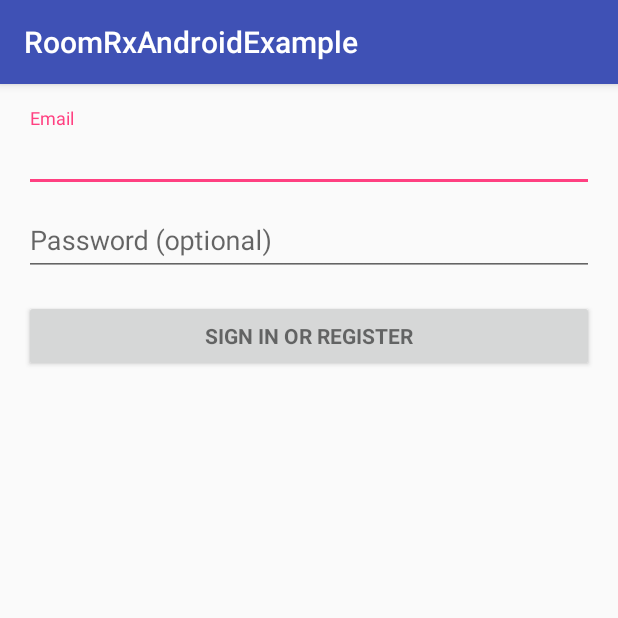
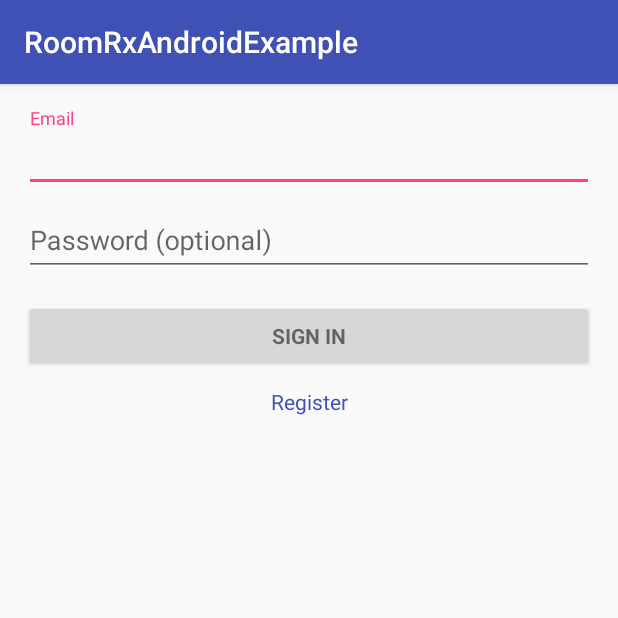
Before and after one commit to BambangHeriSetiawan/RoomRxAndroidExample, an Android app: the screen it shows after launch (LoginActivity before the commit, AuthActivity after it), on a phone screen of 412 x 824 dp, the top half of it. Run offline under Robolectric (Android 15) with nearby library versions, the phone set to English and light mode, and no system bars; our stand-ins replace ButterKnife.

Commit message:
modifie layout

```diff
--- a/app/build.gradle
+++ b/app/build.gradle
@@ -84,4 +84,8 @@ dependencies {
     androidTestCompile "com.android.support:support-v4:$rootProject.supportLibraryVersion"
     androidTestCompile "com.android.support:appcompat-v7:$rootProject.supportLibraryVersion"
     androidTestCompile "com.android.support:design:$rootProject.supportLibraryVersion"
+
+    //Butterknife
+    compile "com.jakewharton:butterknife:$rootProject.butterknifeVer"
+    annotationProcessor "com.jakewharton:butterknife-compiler:$rootProject.butterknifeVer"
 }
--- a/app/src/main/AndroidManifest.xml
+++ b/app/src/main/AndroidManifest.xml
@@ -15,7 +15,7 @@
     android:theme="@style/AppTheme">
     <activity
       android:label="@string/app_name"
-      android:name=".LoginActivity"
+      android:name=".ui.AuthActivity"
       android:theme="@style/AppTheme">
       <intent-filter>
         <action android:name="android.intent.action.MAIN" />
--- a/app/src/main/java/com/anddevlab/roomrxandroidexample/LoginActivity.java
+++ /dev/null
@@ -1,349 +0,0 @@
-package com.anddevlab.roomrxandroidexample;
-
-import android.animation.Animator;
-import android.animation.AnimatorListenerAdapter;
-import android.annotation.TargetApi;
-import android.content.pm.PackageManager;
-import android.support.annotation.NonNull;
-import android.support.design.widget.Snackbar;
-import android.support.v7.app.AppCompatActivity;
-import android.app.LoaderManager.LoaderCallbacks;
-
-import android.content.CursorLoader;
-import android.content.Loader;
-import android.database.Cursor;
-import android.net.Uri;
-import android.os.AsyncTask;
-
-import android.os.Build;
-import android.os.Bundle;
-import android.provider.ContactsContract;
-import android.text.TextUtils;
-import android.view.KeyEvent;
-import android.view.View;
-import android.view.View.OnClickListener;
-import android.view.inputmethod.EditorInfo;
-import android.widget.ArrayAdapter;
-import android.widget.AutoCompleteTextView;
-import android.widget.Button;
-import android.widget.EditText;
-import android.widget.TextView;
-import java.util.ArrayList;
-import java.util.List;
-
-import static android.Manifest.permission.READ_CONTACTS;
-
-/**
- * A login screen that offers login via email/password.
- */
-public class LoginActivity extends AppCompatActivity implements LoaderCallbacks<Cursor> {
-
-  /**
-   * Id to identity READ_CONTACTS permission request.
-   */
-  private static final int REQUEST_READ_CONTACTS = 0;
-
-  /**
-   * A dummy authentication store containing known user names and passwords.
-   * TODO: remove after connecting to a real authentication system.
-   */
-  private static final String[] DUMMY_CREDENTIALS = new String[]{
-      "foo@example.com:hello", "bar@example.com:world"
-  };
-  /**
-   * Keep track of the login task to ensure we can cancel it if requested.
-   */
-  private UserLoginTask mAuthTask = null;
-
-  // UI references.
-  private AutoCompleteTextView mEmailView;
-  private EditText mPasswordView;
-  private View mProgressView;
-  private View mLoginFormView;
-
-  @Override
-  protected void onCreate(Bundle savedInstanceState) {
-    super.onCreate(savedInstanceState);
-    setContentView(R.layout.activity_login);
-    // Set up the login form.
-    mEmailView = (AutoCompleteTextView) findViewById(R.id.email);
-    populateAutoComplete();
-
-    mPasswordView = (EditText) findViewById(R.id.password);
-    mPasswordView.setOnEditorActionListener(new TextView.OnEditorActionListener() {
-      @Override
-      public boolean onEditorAction(TextView textView, int id, KeyEvent keyEvent) {
-        if (id == EditorInfo.IME_ACTION_DONE || id == EditorInfo.IME_NULL) {
-          attemptLogin();
-          return true;
-        }
-        return false;
-      }
-    });
-
-    Button mEmailSignInButton = (Button) findViewById(R.id.email_sign_in_button);
-    mEmailSignInButton.setOnClickListener(new OnClickListener() {
-      @Override
-      public void onClick(View view) {
-        attemptLogin();
-      }
-    });
-
-    mLoginFormView = findViewById(R.id.login_form);
-    mProgressView = findViewById(R.id.login_progress);
-  }
-
-  private void populateAutoComplete() {
-    if (!mayRequestContacts()) {
-      return;
-    }
-
-    getLoaderManager().initLoader(0, null, this);
-  }
-
-  private boolean mayRequestContacts() {
-    if (Build.VERSION.SDK_INT < Build.VERSION_CODES.M) {
-      return true;
-    }
-    if (checkSelfPermission(READ_CONTACTS) == PackageManager.PERMISSION_GRANTED) {
-      return true;
-    }
-    if (shouldShowRequestPermissionRationale(READ_CONTACTS)) {
-      Snackbar.make(mEmailView, R.string.permission_rationale, Snackbar.LENGTH_INDEFINITE)
-          .setAction(android.R.string.ok, new View.OnClickListener() {
-            @Override
-            @TargetApi(Build.VERSION_CODES.M)
-            public void onClick(View v) {
-              requestPermissions(new String[]{READ_CONTACTS}, REQUEST_READ_CONTACTS);
-            }
-          });
-    } else {
-      requestPermissions(new String[]{READ_CONTACTS}, REQUEST_READ_CONTACTS);
-    }
-    return false;
-  }
-
-  /**
-   * Callback received when a permissions request has been completed.
-   */
-  @Override
-  public void onRequestPermissionsResult(int requestCode, @NonNull String[] permissions,
-      @NonNull int[] grantResults) {
-    if (requestCode == REQUEST_READ_CONTACTS) {
-      if (grantResults.length == 1 && grantResults[0] == PackageManager.PERMISSION_GRANTED) {
-        populateAutoComplete();
-      }
-    }
-  }
-
-
-  /**
-   * Attempts to sign in or register the account specified by the login form.
-   * If there are form errors (invalid email, missing fields, etc.), the
-   * errors are presented and no actual login attempt is made.
-   */
-  private void attemptLogin() {
-    if (mAuthTask != null) {
-      return;
-    }
-
-    // Reset errors.
-    mEmailView.setError(null);
-    mPasswordView.setError(null);
-
-    // Store values at the time of the login attempt.
-    String email = mEmailView.getText().toString();
-    String password = mPasswordView.getText().toString();
-
-    boolean cancel = false;
-    View focusView = null;
-
-    // Check for a valid password, if the user entered one.
-    if (!TextUtils.isEmpty(password) && !isPasswordValid(password)) {
-      mPasswordView.setError(getString(R.string.error_invalid_password));
-      focusView = mPasswordView;
-      cancel = true;
-    }
-
-    // Check for a valid email address.
-    if (TextUtils.isEmpty(email)) {
-      mEmailView.setError(getString(R.string.error_field_required));
-      focusView = mEmailView;
-      cancel = true;
-    } else if (!isEmailValid(email)) {
-      mEmailView.setError(getString(R.string.error_invalid_email));
-      focusView = mEmailView;
-      cancel = true;
-    }
-
-    if (cancel) {
-      // There was an error; don't attempt login and focus the first
-      // form field with an error.
-      focusView.requestFocus();
-    } else {
-      // Show a progress spinner, and kick off a background task to
-      // perform the user login attempt.
-      showProgress(true);
-      mAuthTask = new UserLoginTask(email, password);
-      mAuthTask.execute((Void) null);
-    }
-  }
-
-  private boolean isEmailValid(String email) {
-    //TODO: Replace this with your own logic
-    return email.contains("@");
-  }
-
-  private boolean isPasswordValid(String password) {
-    //TODO: Replace this with your own logic
-    return password.length() > 4;
-  }
-
-  /**
-   * Shows the progress UI and hides the login form.
-   */
-  @TargetApi(Build.VERSION_CODES.HONEYCOMB_MR2)
-  private void showProgress(final boolean show) {
-    // On Honeycomb MR2 we have the ViewPropertyAnimator APIs, which allow
-    // for very easy animations. If available, use these APIs to fade-in
-    // the progress spinner.
-    if (Build.VERSION.SDK_INT >= Build.VERSION_CODES.HONEYCOMB_MR2) {
-      int shortAnimTime = getResources().getInteger(android.R.integer.config_shortAnimTime);
-
-      mLoginFormView.setVisibility(show ? View.GONE : View.VISIBLE);
-      mLoginFormView.animate().setDuration(shortAnimTime).alpha(
-          show ? 0 : 1).setListener(new AnimatorListenerAdapter() {
-        @Override
-        public void onAnimationEnd(Animator animation) {
-          mLoginFormView.setVisibility(show ? View.GONE : View.VISIBLE);
-        }
-      });
-
-      mProgressView.setVisibility(show ? View.VISIBLE : View.GONE);
-      mProgressView.animate().setDuration(shortAnimTime).alpha(
-          show ? 1 : 0).setListener(new AnimatorListenerAdapter() {
-        @Override
-        public void onAnimationEnd(Animator animation) {
-          mProgressView.setVisibility(show ? View.VISIBLE : View.GONE);
-        }
-      });
-    } else {
-      // The ViewPropertyAnimator APIs are not available, so simply show
-      // and hide the relevant UI components.
-      mProgressView.setVisibility(show ? View.VISIBLE : View.GONE);
-      mLoginFormView.setVisibility(show ? View.GONE : View.VISIBLE);
-    }
-  }
-
-  @Override
-  public Loader<Cursor> onCreateLoader(int i, Bundle bundle) {
-    return new CursorLoader(this,
-        // Retrieve data rows for the device user's 'profile' contact.
-        Uri.withAppendedPath(ContactsContract.Profile.CONTENT_URI,
-            ContactsContract.Contacts.Data.CONTENT_DIRECTORY), ProfileQuery.PROJECTION,
-
-        // Select only email addresses.
-        ContactsContract.Contacts.Data.MIMETYPE +
-            " = ?", new String[]{ContactsContract.CommonDataKinds.Email
-        .CONTENT_ITEM_TYPE},
-
-        // Show primary email addresses first. Note that there won't be
-        // a primary email address if the user hasn't specified one.
-        ContactsContract.Contacts.Data.IS_PRIMARY + " DESC");
-  }
-
-  @Override
-  public void onLoadFinished(Loader<Cursor> cursorLoader, Cursor cursor) {
-    List<String> emails = new ArrayList<>();
-    cursor.moveToFirst();
-    while (!cursor.isAfterLast()) {
-      emails.add(cursor.getString(ProfileQuery.ADDRESS));
-      cursor.moveToNext();
-    }
-
-    addEmailsToAutoComplete(emails);
-  }
-
-  @Override
-  public void onLoaderReset(Loader<Cursor> cursorLoader) {
-
-  }
-
-  private void addEmailsToAutoComplete(List<String> emailAddressCollection) {
-    //Create adapter to tell the AutoCompleteTextView what to show in its dropdown list.
-    ArrayAdapter<String> adapter =
-        new ArrayAdapter<>(LoginActivity.this,
-            android.R.layout.simple_dropdown_item_1line, emailAddressCollection);
-
-    mEmailView.setAdapter(adapter);
-  }
-
-
-  private interface ProfileQuery {
-
-    String[] PROJECTION = {
-        ContactsContract.CommonDataKinds.Email.ADDRESS,
-        ContactsContract.CommonDataKinds.Email.IS_PRIMARY,
-    };
-
-    int ADDRESS = 0;
-    int IS_PRIMARY = 1;
-  }
-
-  /**
-   * Represents an asynchronous login/registration task used to authenticate
-   * the user.
-   */
-  public class UserLoginTask extends AsyncTask<Void, Void, Boolean> {
-
-    private final String mEmail;
-    private final String mPassword;
-
-    UserLoginTask(String email, String password) {
-      mEmail = email;
-      mPassword = password;
-    }
-
-    @Override
-    protected Boolean doInBackground(Void... params) {
-      // TODO: attempt authentication against a network service.
-
-      try {
-        // Simulate network access.
-        Thread.sleep(2000);
-      } catch (InterruptedException e) {
-        return false;
-      }
-
-      for (String credential : DUMMY_CREDENTIALS) {
-        String[] pieces = credential.split(":");
-        if (pieces[0].equals(mEmail)) {
-          // Account exists, return true if the password matches.
-          return pieces[1].equals(mPassword);
-        }
-      }
-
-      // TODO: register the new account here.
-      return true;
-    }
-
-    @Override
-    protected void onPostExecute(final Boolean success) {
-      mAuthTask = null;
-      showProgress(false);
-
-      if (success) {
-        finish();
-      } else {
-        mPasswordView.setError(getString(R.string.error_incorrect_password));
-        mPasswordView.requestFocus();
-      }
-    }
-
-    @Override
-    protected void onCancelled() {
-      mAuthTask = null;
-      showProgress(false);
-    }
-  }
-}
--- /dev/null
+++ b/app/src/main/java/com/anddevlab/roomrxandroidexample/ui/AuthActivity.java
@@ -0,0 +1,62 @@
+package com.anddevlab.roomrxandroidexample.ui;
+
+import android.os.Bundle;
+import android.support.design.widget.TextInputEditText;
+import android.support.v7.app.AppCompatActivity;
+import android.view.View;
+import android.widget.EditText;
+import android.widget.LinearLayout;
+import android.widget.ProgressBar;
+import butterknife.BindView;
+import butterknife.ButterKnife;
+import butterknife.OnClick;
+import com.anddevlab.roomrxandroidexample.R;
+
+public class AuthActivity extends AppCompatActivity {
+
+
+  @BindView(R.id.login_progress)
+  ProgressBar loginProgress;
+  @BindView(R.id.email)
+  TextInputEditText email;
+  @BindView(R.id.password)
+  EditText password;
+  @BindView(R.id.lytSingIn)
+  LinearLayout lytSingIn;
+  @BindView(R.id.etName)
+  TextInputEditText etName;
+  @BindView(R.id.etPhone)
+  TextInputEditText etPhone;
+  @BindView(R.id.etEmail)
+  TextInputEditText etEmail;
+  @BindView(R.id.etPass)
+  EditText etPass;
+  @BindView(R.id.lytRegister)
+  LinearLayout lytRegister;
+
+  @Override
+  protected void onCreate(Bundle savedInstanceState) {
+    super.onCreate(savedInstanceState);
+    setContentView(R.layout.activity_login);
+    ButterKnife.bind(this);
+
+  }
+
+  @OnClick({R.id.btnSingIn, R.id.btnRegister,R.id.tvRegister})
+  public void onViewClicked(View view) {
+    switch (view.getId()) {
+      case R.id.btnSingIn:
+
+        break;
+      case R.id.btnRegister:
+
+        break;
+      case R.id.tvRegister:
+        lytRegister.setVisibility(View.VISIBLE);
+        lytSingIn.setVisibility(View.GONE);
+        break;
+    }
+  }
+
+
+}
--- a/app/src/main/res/layout/activity_login.xml
+++ b/app/src/main/res/layout/activity_login.xml
@@ -8,7 +8,7 @@
   android:paddingRight="@dimen/activity_horizontal_margin"
   android:gravity="center_horizontal"
   android:orientation="vertical"
-  tools:context="com.anddevlab.roomrxandroidexample.LoginActivity">
+  tools:context="com.anddevlab.roomrxandroidexample.ui.AuthActivity">
 
   <!-- Login progress -->
   <ProgressBar
@@ -19,59 +19,20 @@
     android:layout_marginBottom="8dp"
     android:visibility="gone" />
 
-  <ScrollView
-    android:id="@+id/login_form"
-    android:layout_width="match_parent"
-    android:layout_height="match_parent">
-
     <LinearLayout
-      android:id="@+id/email_login_form"
+      android:id="@+id/lytSingIn"
       android:layout_width="match_parent"
       android:layout_height="wrap_content"
       android:orientation="vertical">
+      <include layout="@layout/layout_sing_in"/>
+    </LinearLayout>
+  <LinearLayout
+    android:visibility="gone"
+    android:id="@+id/lytRegister"
+    android:layout_width="match_parent"
+    android:layout_height="wrap_content"
+    android:orientation="vertical">
+    <include layout="@layout/layout_register"/>
+  </LinearLayout>
 
-      <android.support.design.widget.TextInputLayout
-        android:layout_width="match_parent"
-        android:layout_height="wrap_content">
-
-        <AutoCompleteTextView
-          android:id="@+id/email"
-          android:layout_width="match_parent"
-          android:layout_height="wrap_content"
-          android:hint="@string/prompt_email"
-          android:inputType="textEmailAddress"
-          android:maxLines="1"
-          android:singleLine="true" />
-
-      </android.support.design.widget.TextInputLayout>
-
-      <android.support.design.widget.TextInputLayout
-        android:layout_width="match_parent"
-        android:layout_height="wrap_content">
-
-        <EditText
-          android:id="@+id/password"
-          android:layout_width="match_parent"
-          android:layout_height="wrap_content"
-          android:hint="@string/prompt_password"
-          android:imeActionId="6"
-          android:imeActionLabel="@string/action_sign_in_short"
-          android:imeOptions="actionUnspecified"
-          android:inputType="textPassword"
-          android:maxLines="1"
-          android:singleLine="true" />
-
-      </android.support.design.widget.TextInputLayout>
-
-      <Button
-        android:id="@+id/email_sign_in_button"
-        style="?android:textAppearanceSmall"
-        android:textStyle="bold"
-        android:layout_width="match_parent"
-        android:layout_height="wrap_content"
-        android:layout_marginTop="16dp"
-        android:text="@string/action_sign_in" />
-
-    </LinearLayout>
-  </ScrollView>
 </LinearLayout>
--- /dev/null
+++ b/app/src/main/res/layout/layout_sing_in.xml
@@ -0,0 +1,56 @@
+<?xml version="1.0" encoding="utf-8"?>
+<LinearLayout xmlns:android="http://schemas.android.com/apk/res/android"
+  xmlns:tools="http://schemas.android.com/tools"
+  android:orientation="vertical"
+  android:layout_width="match_parent"
+  android:layout_height="match_parent"
+  tools:showIn="@layout/activity_login">
+
+  <android.support.design.widget.TextInputLayout
+    android:layout_width="match_parent"
+    android:layout_height="wrap_content">
+    <android.support.design.widget.TextInputEditText
+      android:id="@+id/email"
+      android:layout_width="match_parent"
+      android:layout_height="wrap_content"
+      android:hint="@string/prompt_email"
+      android:inputType="textEmailAddress"
+      android:maxLines="1"
+      android:singleLine="true" />
+
+  </android.support.design.widget.TextInputLayout>
+
+  <android.support.design.widget.TextInputLayout
+    android:layout_width="match_parent"
+    android:layout_height="wrap_content">
+
+    <EditText
+      android:id="@+id/password"
+      android:layout_width="match_parent"
+      android:layout_height="wrap_content"
+      android:hint="@string/prompt_password"
+      android:imeActionId="6"
+      android:imeActionLabel="@string/action_sign_in_short"
+      android:imeOptions="actionUnspecified"
+      android:inputType="textPassword"
+      android:maxLines="1"
+      android:singleLine="true" />
+  </android.support.design.widget.TextInputLayout>
+  <Button
+    android:id="@+id/btnSingIn"
+    style="?android:textAppearanceSmall"
+    android:textStyle="bold"
+    android:layout_width="match_parent"
+    android:layout_height="wrap_content"
+    android:layout_marginTop="16dp"
+    android:text="@string/action_sign_in_short" />
+  <TextView
+    android:textColor="@color/colorPrimary"
+    android:layout_margin="10dp"
+    android:gravity="center"
+    android:text="@string/register"
+    android:id="@+id/tvRegister"
+    android:layout_width="match_parent"
+    android:layout_height="wrap_content" />
+
+</LinearLayout>
--- a/app/src/main/res/values/strings.xml
+++ b/app/src/main/res/values/strings.xml
@@ -6,6 +6,7 @@
   <string name="prompt_password">Password (optional)</string>
   <string name="action_sign_in">Sign in or register</string>
   <string name="action_sign_in_short">Sign in</string>
+  <string name="register">Register</string>
   <string name="error_invalid_email">This email address is invalid</string>
   <string name="error_invalid_password">This password is too short</string>
   <string name="error_incorrect_password">This password is incorrect</string>
--- a/build.gradle
+++ b/build.gradle
@@ -46,5 +46,5 @@ ext {
     architectureComponentsVersion = "1.0.0-alpha9"
     rxjavaVersion = "2.1.3"
     rxandroidVersion = "2.0.1"
-    consLayout = ""
+    butterknifeVer = "8.8.1"
 }
```
Also changed, not shown: app/src/main/res/layout/layout_register.xml (added, +72 -0 lines).
